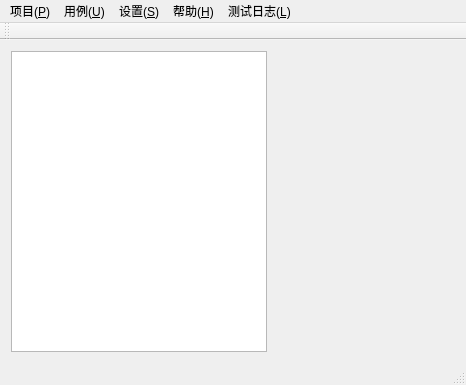
Before: the Qt Designer form mainwindow.ui in liuran2011/autotest, drawn with Qt 5.
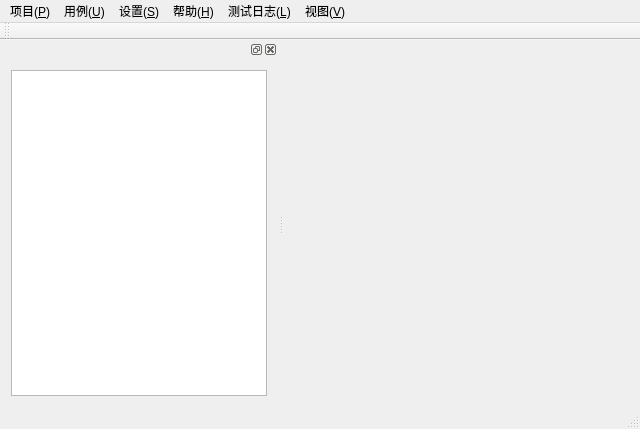
After: the same form once the commit is applied.

```diff
--- a/mainwindow.ui
+++ b/mainwindow.ui
@@ -6,43 +6,20 @@
    <rect>
     <x>0</x>
     <y>0</y>
-    <width>466</width>
-    <height>385</height>
+    <width>640</width>
+    <height>429</height>
    </rect>
   </property>
   <property name="windowTitle">
    <string>自动化测试平台</string>
   </property>
-  <widget class="QWidget" name="centralWidget">
-   <layout class="QGridLayout" name="gridLayout">
-    <item row="0" column="0">
-     <widget class="QListWidget" name="listWidget">
-      <property name="sizePolicy">
-       <sizepolicy hsizetype="Fixed" vsizetype="Expanding">
-        <horstretch>0</horstretch>
-        <verstretch>0</verstretch>
-       </sizepolicy>
-      </property>
-     </widget>
-    </item>
-    <item row="0" column="1">
-     <widget class="QWidget" name="widget" native="true">
-      <property name="sizePolicy">
-       <sizepolicy hsizetype="Expanding" vsizetype="Expanding">
-        <horstretch>0</horstretch>
-        <verstretch>0</verstretch>
-       </sizepolicy>
-      </property>
-     </widget>
-    </item>
-   </layout>
-  </widget>
+  <widget class="QWidget" name="centralWidget"/>
   <widget class="QMenuBar" name="menuBar">
    <property name="geometry">
     <rect>
      <x>0</x>
      <y>0</y>
-     <width>466</width>
+     <width>640</width>
      <height>22</height>
     </rect>
    </property>
@@ -82,11 +59,17 @@
      <string>测试日志(&amp;L)</string>
     </property>
    </widget>
+   <widget class="QMenu" name="menu_V">
+    <property name="title">
+     <string>视图(&amp;V)</string>
+    </property>
+   </widget>
    <addaction name="menuProject"/>
    <addaction name="menuCase"/>
    <addaction name="menuSetting"/>
    <addaction name="menuHelp"/>
    <addaction name="menu_L"/>
+   <addaction name="menu_V"/>
   </widget>
   <widget class="QToolBar" name="mainToolBar">
    <attribute name="toolBarArea">
@@ -97,6 +80,37 @@
    </attribute>
   </widget>
   <widget class="QStatusBar" name="statusBar"/>
+  <widget class="QDockWidget" name="dockWidget">
+   <property name="sizePolicy">
+    <sizepolicy hsizetype="Expanding" vsizetype="Expanding">
+     <horstretch>0</horstretch>
+     <verstretch>0</verstretch>
+    </sizepolicy>
+   </property>
+   <attribute name="dockWidgetArea">
+    <number>1</number>
+   </attribute>
+   <widget class="QWidget" name="dockWidgetContents">
+    <layout class="QGridLayout" name="gridLayout_2">
+     <item row="0" column="0">
+      <widget class="QTreeWidget" name="treeWidget">
+       <property name="rootIsDecorated">
+        <bool>true</bool>
+       </property>
+       <property name="itemsExpandable">
+        <bool>true</bool>
+       </property>
+       <property name="headerHidden">
+        <bool>true</bool>
+       </property>
+       <attribute name="headerVisible">
+        <bool>false</bool>
+       </attribute>
+      </widget>
+     </item>
+    </layout>
+   </widget>
+  </widget>
   <action name="actionNewProject">
    <property name="text">
     <string>新建</string>
```
